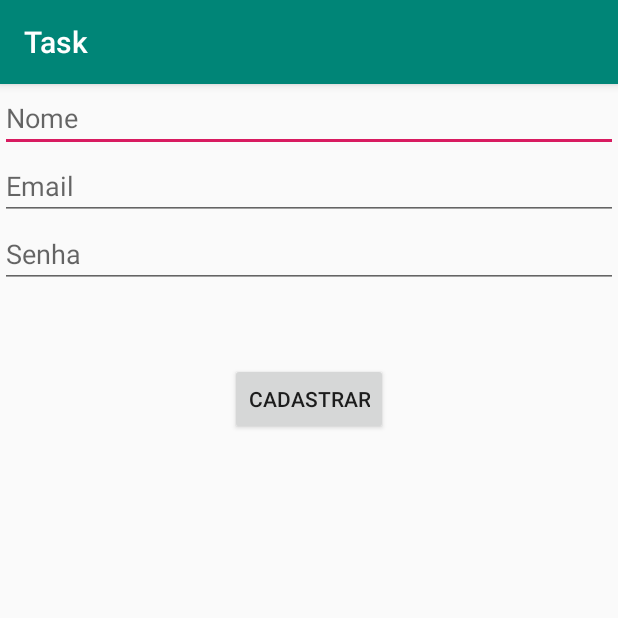
After one commit to erikaAkab/task, an Android app: the RegisterActivity screen opened directly, with no data from a screen before it, on a phone screen of 412 x 824 dp, the top half of it. The commit adds this screen. Run offline under Robolectric (Android 15) with nearby library versions, the phone set to English and light mode, and no system bars.

Commit message:
Create register activity layout

```diff
--- a/app/build.gradle
+++ b/app/build.gradle
@@ -24,7 +24,7 @@ android {
 
 dependencies {
     implementation fileTree(dir: 'libs', include: ['*.jar'])
-    implementation"org.jetbrains.kotlin:kotlin-stdlib-jdk7:$kotlin_version"
+    implementation "org.jetbrains.kotlin:kotlin-stdlib-jdk7:$kotlin_version"
     implementation 'com.android.support:appcompat-v7:28.0.0'
     implementation 'com.android.support:design:28.0.0'
     implementation 'com.android.support.constraint:constraint-layout:1.1.3'
--- a/app/src/main/AndroidManifest.xml
+++ b/app/src/main/AndroidManifest.xml
@@ -9,6 +9,13 @@
             android:roundIcon="@mipmap/ic_launcher_round"
             android:supportsRtl="true"
             android:theme="@style/AppTheme">
+        <activity android:name=".RegisterActivity">
+            <intent-filter>
+                <action android:name="android.intent.action.MAIN"/>
+
+                <category android:name="android.intent.category.LAUNCHER"/>
+            </intent-filter>
+        </activity>
         <activity
                 android:name=".MainActivity"
                 android:label="@string/app_name"
--- /dev/null
+++ b/app/src/main/java/com/example/task/RegisterActivity.kt
@@ -0,0 +1,25 @@
+package com.example.task
+
+import android.support.v7.app.AppCompatActivity
+import android.os.Bundle
+import kotlinx.android.synthetic.main.activity_register.*
+
+class RegisterActivity : AppCompatActivity() {
+
+    override fun onCreate(savedInstanceState: Bundle?) {
+        super.onCreate(savedInstanceState)
+        setContentView(R.layout.activity_register)
+
+        setListeners()
+    }
+
+    private fun setListeners() {
+        buttonSave.setOnClickListener {
+            handleSave()
+        }
+    }
+
+    private fun handleSave() {
+
+    }
+}
--- /dev/null
+++ b/app/src/main/res/layout/activity_register.xml
@@ -0,0 +1,44 @@
+<?xml version="1.0" encoding="utf-8"?>
+<android.support.constraint.ConstraintLayout
+        xmlns:android="http://schemas.android.com/apk/res/android"
+        xmlns:tools="http://schemas.android.com/tools"
+        xmlns:app="http://schemas.android.com/apk/res-auto"
+        android:layout_width="match_parent"
+        android:layout_height="match_parent"
+        tools:context=".RegisterActivity">
+
+    <EditText android:id="@+id/editName"
+              android:layout_width="0dp"
+              android:layout_height="wrap_content"
+              app:layout_constraintLeft_toLeftOf="parent"
+              app:layout_constraintRight_toRightOf="parent"
+              app:layout_constraintTop_toTopOf="parent"
+              android:hint="@string/nome"/>
+
+    <EditText android:id="@+id/editEmail"
+              android:layout_width="0dp"
+              android:layout_height="wrap_content"
+              app:layout_constraintLeft_toLeftOf="parent"
+              app:layout_constraintRight_toRightOf="parent"
+              app:layout_constraintTop_toBottomOf="@id/editName"
+              android:inputType="textEmailAddress"
+              android:hint="@string/email"/>
+
+    <EditText android:id="@+id/editPassword"
+              android:layout_width="0dp"
+              android:layout_height="wrap_content"
+              app:layout_constraintLeft_toLeftOf="parent"
+              app:layout_constraintRight_toRightOf="parent"
+              app:layout_constraintTop_toBottomOf="@id/editEmail"
+              android:inputType="textPassword"
+              android:hint="@string/senha"/>
+
+    <Button android:id="@+id/buttonSave"
+            android:layout_width="wrap_content"
+            android:layout_height="wrap_content"
+            android:text="@string/cadastrar"
+            android:layout_marginTop="50dp"
+            app:layout_constraintLeft_toLeftOf="parent"
+            app:layout_constraintRight_toRightOf="parent"
+            app:layout_constraintTop_toBottomOf="@id/editPassword"/>
+</android.support.constraint.ConstraintLayout>
--- a/app/src/main/res/values/strings.xml
+++ b/app/src/main/res/values/strings.xml
@@ -6,4 +6,8 @@
     <string name="nav_header_subtitle">android.studio@android.com</string>
     <string name="nav_header_desc">Navigation header</string>
     <string name="action_settings">Settings</string>
+    <string name="nome">Nome</string>
+    <string name="email">Email</string>
+    <string name="senha">Senha</string>
+    <string name="cadastrar">Cadastrar</string>
 </resources>
```
